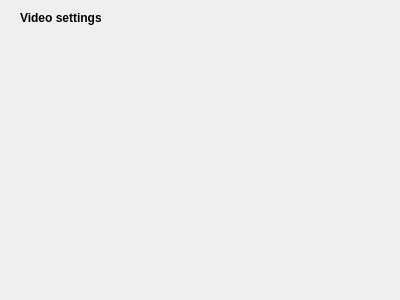
This is GUI/GUI_Util/formvideoconfiguration.ui in Abay11/onvif_client as Qt 5 draws it before an edit. The edited form follows.
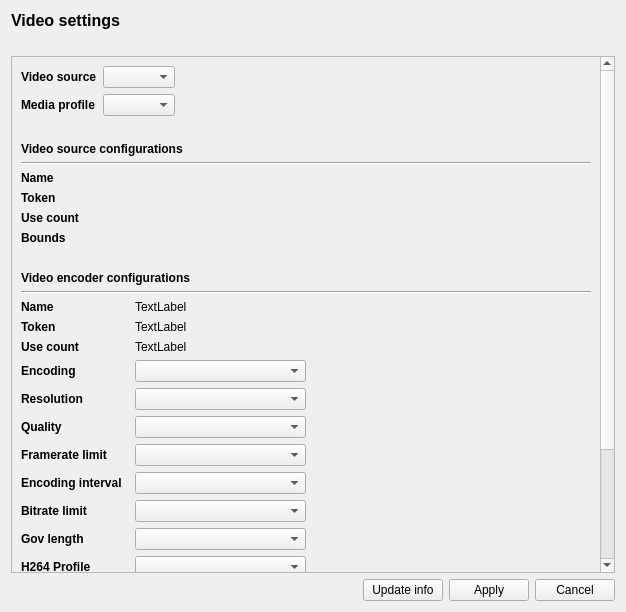
This is the edited form.

Commit message: set UI elements at video configuration

Diff of the .ui file:
```diff
--- a/GUI/GUI_Util/formvideoconfiguration.ui
+++ b/GUI/GUI_Util/formvideoconfiguration.ui
@@ -6,32 +6,591 @@
    <rect>
     <x>0</x>
     <y>0</y>
-    <width>400</width>
-    <height>300</height>
+    <width>626</width>
+    <height>612</height>
    </rect>
   </property>
+  <property name="sizePolicy">
+   <sizepolicy hsizetype="Preferred" vsizetype="Preferred">
+    <horstretch>0</horstretch>
+    <verstretch>0</verstretch>
+   </sizepolicy>
+  </property>
   <property name="windowTitle">
    <string>Form</string>
   </property>
-  <widget class="QLabel" name="label">
-   <property name="geometry">
-    <rect>
-     <x>20</x>
-     <y>10</y>
-     <width>81</width>
-     <height>16</height>
-    </rect>
+  <layout class="QVBoxLayout" name="verticalLayout">
+   <property name="sizeConstraint">
+    <enum>QLayout::SetDefaultConstraint</enum>
    </property>
-   <property name="font">
-    <font>
-     <weight>75</weight>
-     <bold>true</bold>
-    </font>
-   </property>
-   <property name="text">
-    <string>Video settings</string>
-   </property>
-  </widget>
+   <item>
+    <widget class="QLabel" name="label">
+     <property name="font">
+      <font>
+       <pointsize>12</pointsize>
+       <weight>75</weight>
+       <bold>true</bold>
+      </font>
+     </property>
+     <property name="text">
+      <string>Video settings</string>
+     </property>
+    </widget>
+   </item>
+   <item>
+    <widget class="QLabel" name="empty_lbl0">
+     <property name="text">
+      <string/>
+     </property>
+    </widget>
+   </item>
+   <item>
+    <widget class="QScrollArea" name="scrollArea">
+     <property name="widgetResizable">
+      <bool>true</bool>
+     </property>
+     <widget class="QWidget" name="scrollAreaWidgetContents">
+      <property name="geometry">
+       <rect>
+        <x>0</x>
+        <y>-121</y>
+        <width>589</width>
+        <height>638</height>
+       </rect>
+      </property>
+      <layout class="QVBoxLayout" name="verticalLayout_2">
+       <item>
+        <layout class="QHBoxLayout" name="horizontalLayout_2">
+         <item>
+          <layout class="QFormLayout" name="formLayout">
+           <item row="0" column="0">
+            <widget class="QLabel" name="label_2">
+             <property name="font">
+              <font>
+               <weight>75</weight>
+               <bold>true</bold>
+              </font>
+             </property>
+             <property name="text">
+              <string>Video source</string>
+             </property>
+            </widget>
+           </item>
+           <item row="0" column="1">
+            <widget class="QComboBox" name="comboVideoSources"/>
+           </item>
+           <item row="1" column="0">
+            <widget class="QLabel" name="label_4">
+             <property name="font">
+              <font>
+               <weight>75</weight>
+               <bold>true</bold>
+              </font>
+             </property>
+             <property name="text">
+              <string>Media profile</string>
+             </property>
+            </widget>
+           </item>
+           <item row="1" column="1">
+            <widget class="QComboBox" name="comboMediaProfiles"/>
+           </item>
+           <item row="3" column="0">
+            <widget class="QLabel" name="empty_lbl1">
+             <property name="text">
+              <string/>
+             </property>
+            </widget>
+           </item>
+          </layout>
+         </item>
+         <item>
+          <spacer name="horizontalSpacer_2">
+           <property name="orientation">
+            <enum>Qt::Horizontal</enum>
+           </property>
+           <property name="sizeHint" stdset="0">
+            <size>
+             <width>40</width>
+             <height>20</height>
+            </size>
+           </property>
+          </spacer>
+         </item>
+        </layout>
+       </item>
+       <item>
+        <widget class="QLabel" name="label_5">
+         <property name="font">
+          <font>
+           <weight>75</weight>
+           <italic>false</italic>
+           <bold>true</bold>
+          </font>
+         </property>
+         <property name="text">
+          <string>Video source configurations</string>
+         </property>
+        </widget>
+       </item>
+       <item>
+        <widget class="Line" name="line">
+         <property name="orientation">
+          <enum>Qt::Horizontal</enum>
+         </property>
+        </widget>
+       </item>
+       <item>
+        <layout class="QFormLayout" name="formLayout_3">
+         <item row="0" column="0">
+          <widget class="QLabel" name="label_7">
+           <property name="font">
+            <font>
+             <weight>75</weight>
+             <italic>false</italic>
+             <bold>true</bold>
+            </font>
+           </property>
+           <property name="text">
+            <string>Name</string>
+           </property>
+          </widget>
+         </item>
+         <item row="1" column="0">
+          <widget class="QLabel" name="label_9">
+           <property name="font">
+            <font>
+             <weight>75</weight>
+             <italic>false</italic>
+             <bold>true</bold>
+            </font>
+           </property>
+           <property name="text">
+            <string>Token</string>
+           </property>
+          </widget>
+         </item>
+         <item row="2" column="0">
+          <widget class="QLabel" name="label_10">
+           <property name="font">
+            <font>
+             <weight>75</weight>
+             <italic>false</italic>
+             <bold>true</bold>
+            </font>
+           </property>
+           <property name="text">
+            <string>Use count</string>
+           </property>
+          </widget>
+         </item>
+         <item row="0" column="1">
+          <widget class="QLabel" name="lblVSName">
+           <property name="text">
+            <string/>
+           </property>
+          </widget>
+         </item>
+         <item row="1" column="1">
+          <widget class="QLabel" name="lblVSToken">
+           <property name="text">
+            <string/>
+           </property>
+          </widget>
+         </item>
+         <item row="2" column="1">
+          <widget class="QLabel" name="lblVSUseCount">
+           <property name="text">
+            <string/>
+           </property>
+          </widget>
+         </item>
+         <item row="3" column="0">
+          <widget class="QLabel" name="label_14">
+           <property name="font">
+            <font>
+             <weight>75</weight>
+             <italic>false</italic>
+             <bold>true</bold>
+            </font>
+           </property>
+           <property name="text">
+            <string>Bounds</string>
+           </property>
+          </widget>
+         </item>
+         <item row="3" column="1">
+          <widget class="QLabel" name="lblVSBounds">
+           <property name="text">
+            <string/>
+           </property>
+          </widget>
+         </item>
+         <item row="4" column="0">
+          <widget class="QLabel" name="empty_lbl2">
+           <property name="text">
+            <string/>
+           </property>
+          </widget>
+         </item>
+        </layout>
+       </item>
+       <item>
+        <widget class="QLabel" name="label_16">
+         <property name="font">
+          <font>
+           <weight>75</weight>
+           <bold>true</bold>
+          </font>
+         </property>
+         <property name="text">
+          <string>Video encoder configurations</string>
+         </property>
+        </widget>
+       </item>
+       <item>
+        <widget class="Line" name="line_2">
+         <property name="orientation">
+          <enum>Qt::Horizontal</enum>
+         </property>
+        </widget>
+       </item>
+       <item>
+        <layout class="QHBoxLayout" name="horizontalLayout_3">
+         <item>
+          <layout class="QFormLayout" name="formLayout_2">
+           <item row="0" column="0">
+            <widget class="QLabel" name="label_3">
+             <property name="font">
+              <font>
+               <weight>75</weight>
+               <bold>true</bold>
+              </font>
+             </property>
+             <property name="text">
+              <string>Name</string>
+             </property>
+            </widget>
+           </item>
+           <item row="0" column="1">
+            <widget class="QLabel" name="lblECName">
+             <property name="text">
+              <string>TextLabel</string>
+             </property>
+            </widget>
+           </item>
+           <item row="1" column="0">
+            <widget class="QLabel" name="label_6">
+             <property name="font">
+              <font>
+               <weight>75</weight>
+               <bold>true</bold>
+              </font>
+             </property>
+             <property name="text">
+              <string>Token</string>
+             </property>
+            </widget>
+           </item>
+           <item row="1" column="1">
+            <widget class="QLabel" name="lblECToken">
+             <property name="text">
+              <string>TextLabel</string>
+             </property>
+            </widget>
+           </item>
+           <item row="2" column="0">
+            <widget class="QLabel" name="label_8">
+             <property name="font">
+              <font>
+               <weight>75</weight>
+               <bold>true</bold>
+              </font>
+             </property>
+             <property name="text">
+              <string>Use count</string>
+             </property>
+            </widget>
+           </item>
+           <item row="2" column="1">
+            <widget class="QLabel" name="lblECUseCount">
+             <property name="text">
+              <string>TextLabel</string>
+             </property>
+            </widget>
+           </item>
+           <item row="3" column="0">
+            <widget class="QLabel" name="label_17">
+             <property name="font">
+              <font>
+               <weight>75</weight>
+               <bold>true</bold>
+              </font>
+             </property>
+             <property name="text">
+              <string>Encoding</string>
+             </property>
+            </widget>
+           </item>
+           <item row="3" column="1">
+            <widget class="QComboBox" name="comboEncodings"/>
+           </item>
+           <item row="4" column="0">
+            <widget class="QLabel" name="label_18">
+             <property name="font">
+              <font>
+               <weight>75</weight>
+               <bold>true</bold>
+              </font>
+             </property>
+             <property name="text">
+              <string>Resolution</string>
+             </property>
+            </widget>
+           </item>
+           <item row="4" column="1">
+            <widget class="QComboBox" name="comboResolutions"/>
+           </item>
+           <item row="5" column="0">
+            <widget class="QLabel" name="label_19">
+             <property name="font">
+              <font>
+               <weight>75</weight>
+               <bold>true</bold>
+              </font>
+             </property>
+             <property name="text">
+              <string>Quality</string>
+             </property>
+            </widget>
+           </item>
+           <item row="5" column="1">
+            <widget class="QComboBox" name="comboQualities"/>
+           </item>
+           <item row="6" column="0">
+            <widget class="QLabel" name="label_20">
+             <property name="font">
+              <font>
+               <weight>75</weight>
+               <bold>true</bold>
+              </font>
+             </property>
+             <property name="text">
+              <string>Framerate limit</string>
+             </property>
+            </widget>
+           </item>
+           <item row="6" column="1">
+            <widget class="QComboBox" name="comboFramerate"/>
+           </item>
+           <item row="7" column="0">
+            <widget class="QLabel" name="label_21">
+             <property name="font">
+              <font>
+               <weight>75</weight>
+               <bold>true</bold>
+              </font>
+             </property>
+             <property name="text">
+              <string>Encoding interval</string>
+             </property>
+            </widget>
+           </item>
+           <item row="7" column="1">
+            <widget class="QComboBox" name="comboInterval"/>
+           </item>
+           <item row="8" column="0">
+            <widget class="QLabel" name="label_22">
+             <property name="font">
+              <font>
+               <weight>75</weight>
+               <bold>true</bold>
+              </font>
+             </property>
+             <property name="text">
+              <string>Bitrate limit</string>
+             </property>
+            </widget>
+           </item>
+           <item row="8" column="1">
+            <widget class="QComboBox" name="comboBitrate"/>
+           </item>
+           <item row="9" column="0">
+            <widget class="QLabel" name="label_23">
+             <property name="font">
+              <font>
+               <weight>75</weight>
+               <bold>true</bold>
+              </font>
+             </property>
+             <property name="text">
+              <string>Gov length</string>
+             </property>
+            </widget>
+           </item>
+           <item row="9" column="1">
+            <widget class="QComboBox" name="comboGOVLength"/>
+           </item>
+           <item row="10" column="0">
+            <widget class="QLabel" name="label_24">
+             <property name="font">
+              <font>
+               <weight>75</weight>
+               <bold>true</bold>
+              </font>
+             </property>
+             <property name="text">
+              <string>H264 Profile</string>
+             </property>
+            </widget>
+           </item>
+           <item row="10" column="1">
+            <widget class="QComboBox" name="comboH264Profiles"/>
+           </item>
+           <item row="11" column="0">
+            <widget class="QLabel" name="label_25">
+             <property name="font">
+              <font>
+               <weight>75</weight>
+               <bold>true</bold>
+              </font>
+             </property>
+             <property name="text">
+              <string>Multicast IP</string>
+             </property>
+            </widget>
+           </item>
+           <item row="11" column="1">
+            <widget class="QLineEdit" name="leMulticastIP"/>
+           </item>
+           <item row="12" column="0">
+            <widget class="QLabel" name="label_26">
+             <property name="font">
+              <font>
+               <weight>75</weight>
+               <bold>true</bold>
+              </font>
+             </property>
+             <property name="text">
+              <string>Multicast port</string>
+             </property>
+            </widget>
+           </item>
+           <item row="12" column="1">
+            <widget class="QLineEdit" name="leMulticastPort"/>
+           </item>
+           <item row="13" column="0">
+            <widget class="QLabel" name="label_27">
+             <property name="font">
+              <font>
+               <weight>75</weight>
+               <bold>true</bold>
+              </font>
+             </property>
+             <property name="text">
+              <string>Multicast TTL</string>
+             </property>
+            </widget>
+           </item>
+           <item row="13" column="1">
+            <widget class="QLineEdit" name="leMulticastTTL"/>
+           </item>
+           <item row="14" column="0">
+            <widget class="QLabel" name="label_28">
+             <property name="font">
+              <font>
+               <weight>75</weight>
+               <bold>true</bold>
+              </font>
+             </property>
+             <property name="text">
+              <string>Multicast autoStart</string>
+             </property>
+            </widget>
+           </item>
+           <item row="14" column="1">
+            <widget class="QComboBox" name="comboMulticastAutostart"/>
+           </item>
+           <item row="15" column="0">
+            <widget class="QLabel" name="label_29">
+             <property name="font">
+              <font>
+               <weight>75</weight>
+               <bold>true</bold>
+              </font>
+             </property>
+             <property name="text">
+              <string>Session timeout</string>
+             </property>
+            </widget>
+           </item>
+           <item row="15" column="1">
+            <widget class="QLabel" name="lblSessionTimeout">
+             <property name="text">
+              <string/>
+             </property>
+            </widget>
+           </item>
+          </layout>
+         </item>
+         <item>
+          <spacer name="horizontalSpacer_3">
+           <property name="orientation">
+            <enum>Qt::Horizontal</enum>
+           </property>
+           <property name="sizeHint" stdset="0">
+            <size>
+             <width>40</width>
+             <height>20</height>
+            </size>
+           </property>
+          </spacer>
+         </item>
+        </layout>
+       </item>
+      </layout>
+     </widget>
+    </widget>
+   </item>
+   <item>
+    <layout class="QHBoxLayout" name="horizontalLayout">
+     <item>
+      <spacer name="horizontalSpacer">
+       <property name="orientation">
+        <enum>Qt::Horizontal</enum>
+       </property>
+       <property name="sizeHint" stdset="0">
+        <size>
+         <width>40</width>
+         <height>20</height>
+        </size>
+       </property>
+      </spacer>
+     </item>
+     <item>
+      <widget class="QPushButton" name="btnUpdate">
+       <property name="text">
+        <string>Update info</string>
+       </property>
+      </widget>
+     </item>
+     <item>
+      <widget class="QPushButton" name="btnApply">
+       <property name="text">
+        <string>Apply</string>
+       </property>
+      </widget>
+     </item>
+     <item>
+      <widget class="QPushButton" name="btnCancel">
+       <property name="text">
+        <string>Cancel</string>
+       </property>
+      </widget>
+     </item>
+    </layout>
+   </item>
+  </layout>
  </widget>
  <resources/>
  <connections/>
```
